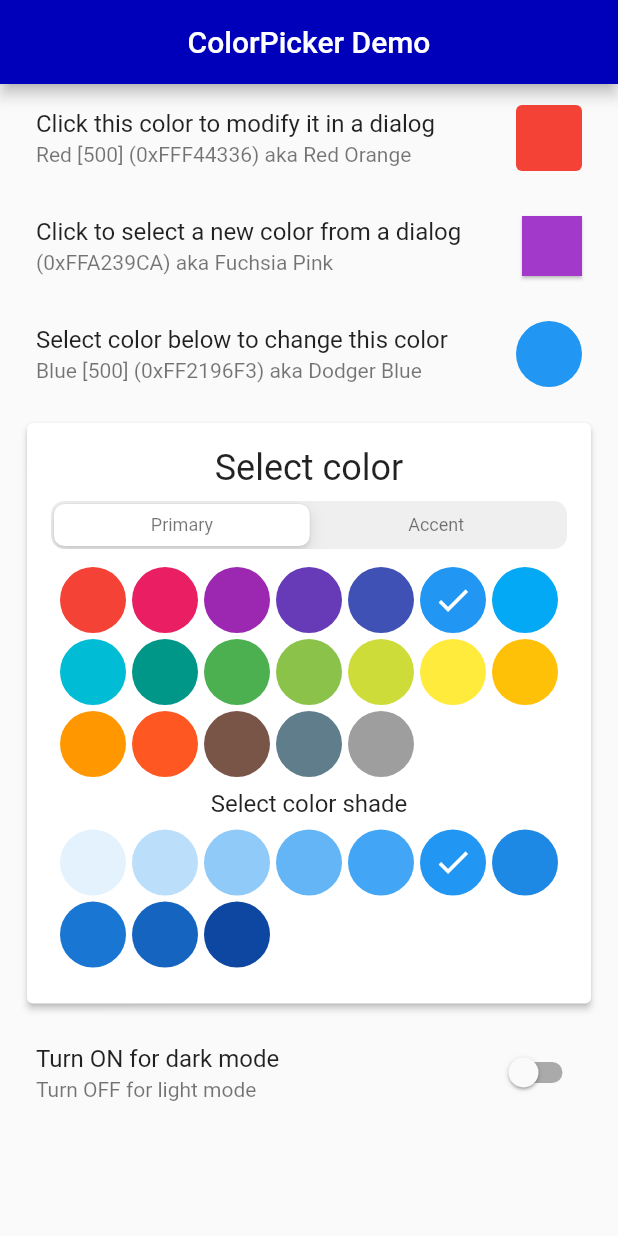
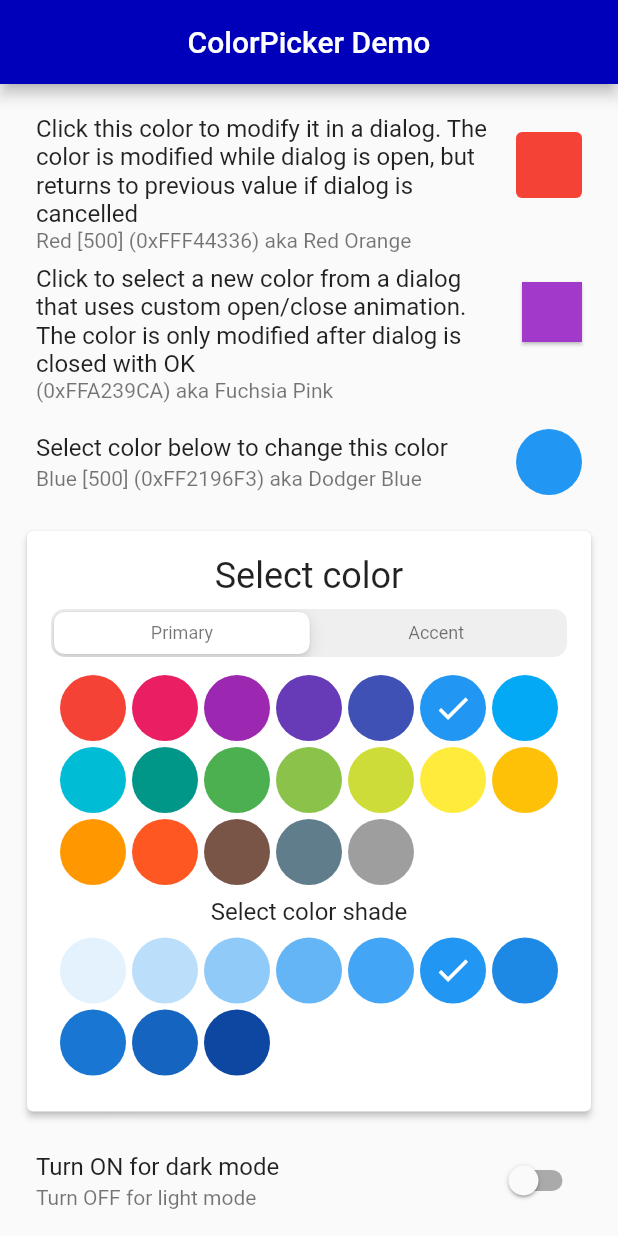
Before and after one commit to rydmike/flex_color_picker, a Flutter app: the screen it shows after launch, on a phone screen of 412 x 824 dp. Run offline on Flutter 3.47's test engine with Material 2 defaults, Android fonts, the phone set to English and light mode, and no system bars; our stand-ins replace flutter_riverpod, hive, url_launcher_web; missing offline and left inert: flex_seed_scheme; accounts and stored records are empty; project files that could hold a hidden picture were left out.

Commit message:
Version 3.0.0
New feature: transitionBuilder and transitionDuration added to dialogs.

Review and update README

```diff
--- a/example/lib/main.dart
+++ b/example/lib/main.dart
@@ -99,9 +99,12 @@ class _ColorPickerPageState extends State<ColorPickerPage> {
       body: ListView(
         padding: const EdgeInsets.fromLTRB(8, 0, 8, 0),
         children: <Widget>[
+          const SizedBox(height: 16),
           // Pick color in a dialog.
           ListTile(
-            title: const Text('Click this color to modify it in a dialog'),
+            title: const Text('Click this color to modify it in a dialog. '
+                'The color is modified while dialog is open, but returns '
+                'to previous value if dialog is cancelled'),
             subtitle: Text(
               // ignore: lines_longer_than_80_chars
               '${ColorTools.materialNameAndCode(dialogPickerColor, colorSwatchNameMap: colorsNameMap)} '
@@ -127,7 +130,9 @@ class _ColorPickerPageState extends State<ColorPickerPage> {
             ),
           ),
           ListTile(
-            title: const Text('Click to select a new color from a dialog'),
+            title: const Text('Click to select a new color from a dialog '
+                'that uses custom open/close animation. The color is only '
+                'modified after dialog is closed with OK'),
             subtitle: Text(
               // ignore: lines_longer_than_80_chars
               '${ColorTools.materialNameAndCode(dialogSelectColor, colorSwatchNameMap: colorsNameMap)} '
@@ -171,6 +176,22 @@ class _ColorPickerPageState extends State<ColorPickerPage> {
                       closeButton: true,
                       dialogActionButtons: false,
                     ),
+                    transitionBuilder: (BuildContext context,
+                        Animation<double> a1,
+                        Animation<double> a2,
+                        Widget widget) {
+                      final double curvedValue =
+                          Curves.easeInOutBack.transform(a1.value) - 1.0;
+                      return Transform(
+                        transform: Matrix4.translationValues(
+                            0.0, curvedValue * 200, 0.0),
+                        child: Opacity(
+                          opacity: a1.value,
+                          child: widget,
+                        ),
+                      );
+                    },
+                    transitionDuration: const Duration(milliseconds: 400),
                     constraints: const BoxConstraints(
                         minHeight: 480, minWidth: 320, maxWidth: 320),
                   );
@@ -229,7 +250,7 @@ class _ColorPickerPageState extends State<ColorPickerPage> {
           ),
 
           // Theme mode toggle
-          SwitchListTile.adaptive(
+          SwitchListTile(
             title: const Text('Turn ON for dark mode'),
             subtitle: const Text('Turn OFF for light mode'),
             value: isDark,
```
Also changed, not shown: lib/src/color_picker.dart (+75 -6 lines), lib/src/show_color_picker_dialog.dart (+19 -0 lines), 4 other files.
